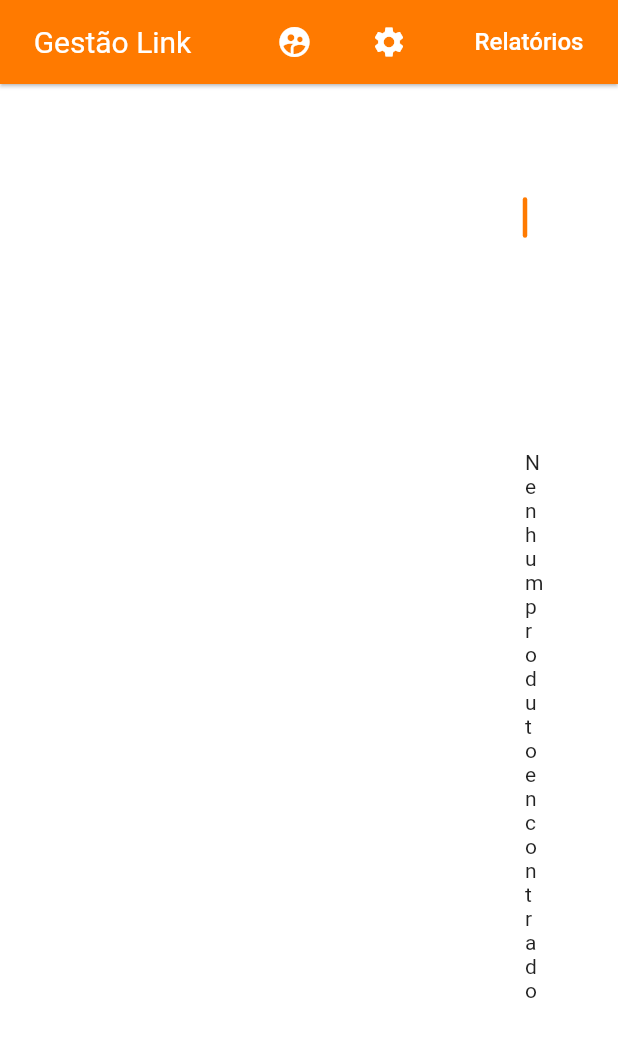
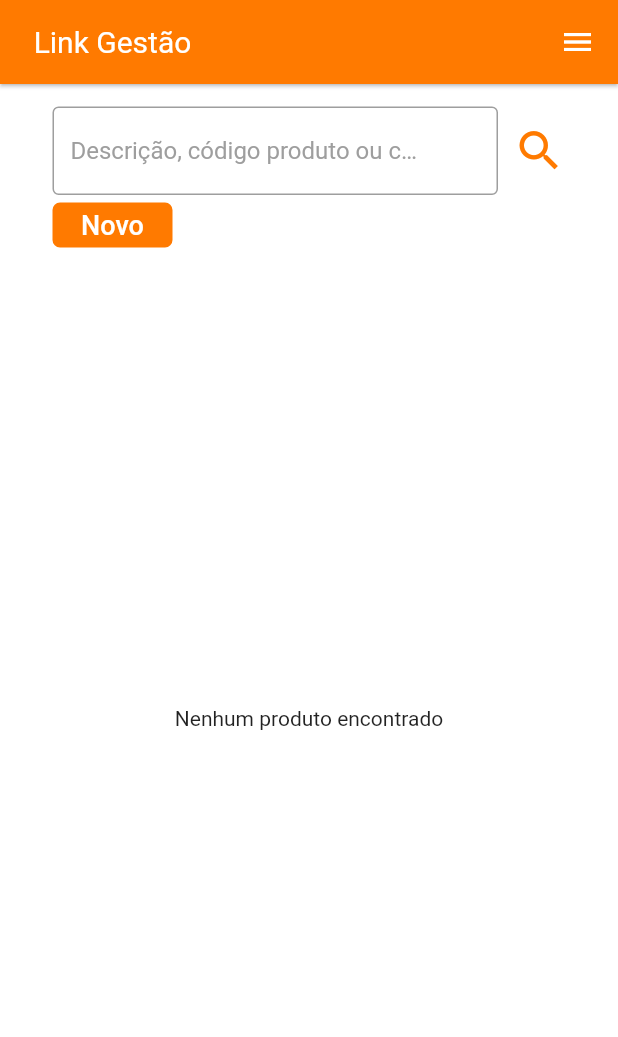
Before and after one commit to joaotux/link_app, a Flutter app: the ProductList screen opened by its route, on a phone screen of 412 x 824 dp. Shown: the top 1037 px of the screen. Run offline on Flutter 3.47's test engine with Material 2 defaults, Android fonts, the light colour scheme and no system bars; our stand-ins replace dio, flutter_masked_text, flutter_mobx, flutter_typeahead, get_it, mask_text_input_formatter and 4 more; accounts and stored records are empty; generated files the repository leaves out were written again; network calls fail.

Commit message:
criado recursos para responsividade no layout

```diff
--- a/lib/modules/product/product_list.dart
+++ b/lib/modules/product/product_list.dart
@@ -8,6 +8,7 @@ import 'package:link_app/utils/navigator_to.dart';
 import 'package:link_app/utils/widgets/app_bar_menu.dart';
 import 'package:link_app/utils/widgets/button01.dart';
 import 'package:link_app/utils/widgets/pageable_defaul.dart';
+import 'package:link_app/utils/widgets/responsive_layout.dart';
 import 'package:link_app/utils/widgets/textfiel01.dart';
 import 'package:tuple/tuple.dart';
 
@@ -23,25 +24,33 @@ class _ProductListState extends State<ProductList> {
   Widget build(BuildContext context) {
     return Scaffold(
       appBar: AppBarMenu(),
-      body: Container(
-        margin: EdgeInsets.only(top: 15, right: 350, left: 350),
+      body: Padding(
+        padding: EdgeInsets.only(
+            top: 15,
+            bottom: 15,
+            left: ResponsiveLayout.isSmallScreen(context)
+                ? 15
+                : MediaQuery.of(context).size.width * 20 / 100,
+            right: ResponsiveLayout.isSmallScreen(context)
+                ? 15
+                : MediaQuery.of(context).size.width * 20 / 100),
         child: Column(
           crossAxisAlignment: CrossAxisAlignment.start,
           children: [
-            Row(
-              mainAxisAlignment: MainAxisAlignment.center,
+            Container(
+              child: Padding(
+                padding: EdgeInsets.symmetric(horizontal: 20),
+                child: Row(
                   children: [
-                Container(
-                  width: 400,
+                    Expanded(
+                        flex: 12,
                         child: TextField01(
                           controller: _queryController,
-                    hintText: "Descrição, código produto ou código de barras",
-                  ),
-                ),
+                          hintText:
+                              "Descrição, código produto ou código de barras",
+                        )),
                     Padding(
-                  padding: EdgeInsets.only(left: 10),
-                  child: Container(
-                    alignment: Alignment.centerRight,
+                      padding: const EdgeInsets.only(left: 10),
                       child: GestureDetector(
                         child: Icon(
                           Icons.search,
@@ -53,17 +62,21 @@ class _ProductListState extends State<ProductList> {
                           setState(() {});
                         },
                       ),
-                  ),
                     )
                   ],
                 ),
-            Button01(
+              ),
+            ),
+            Padding(
+              padding: const EdgeInsets.only(left: 20, top: 5),
+              child: Button01(
                 width: 80,
                 height: 30,
                 function: () {
                   NavigatorTo.to(context, "/product/form");
                 },
                 title: "Novo",
+              ),
             ),
             Expanded(
                 child: Container(
--- a/lib/utils/widgets/app_bar_menu.dart
+++ b/lib/utils/widgets/app_bar_menu.dart
@@ -1,5 +1,6 @@
 import 'package:flutter/material.dart';
 import 'package:link_app/utils/navigator_to.dart';
+import 'package:link_app/utils/widgets/responsive_layout.dart';
 
 class AppBarMenu extends StatefulWidget with PreferredSizeWidget {
   AppBarMenu({Key key}) : super(key: key);
@@ -19,10 +20,44 @@ class _AppBarMenuState extends State<AppBarMenu> {
       elevation: 1,
       leadingWidth: 150,
       leading: Center(
-        child: Text("Gestão Link",
+        child: Text("Link Gestão",
             style: TextStyle(color: Colors.white, fontSize: 20)),
       ),
-      title: Row(
+      title: ResponsiveLayout.isLargeScreen(context)
+          ? menuRow(context)
+          : Container(),
+      actions: ResponsiveLayout.isLargeScreen(context)
+          ? actionsList()
+          : [
+              Padding(
+                padding: const EdgeInsets.only(right: 15),
+                child: Icon(Icons.menu),
+              )
+            ],
+    );
+  }
+
+  List<Widget> actionsList() {
+    return [
+      Container(
+          margin: EdgeInsets.only(right: 15),
+          child: IconButton(
+              icon: Icon(Icons.supervised_user_circle), onPressed: () {})),
+      Container(
+          margin: EdgeInsets.only(right: 15),
+          child: IconButton(icon: Icon(Icons.settings), onPressed: () {})),
+      Container(
+        margin: EdgeInsets.only(right: 15, left: 10),
+        child: TextButton(
+            onPressed: () {},
+            child: Text("Relatórios",
+                style: TextStyle(color: Colors.white, fontSize: 16))),
+      )
+    ];
+  }
+
+  Row menuRow(BuildContext context) {
+    return Row(
       mainAxisSize: MainAxisSize.min,
       children: [
         Container(
@@ -32,13 +67,6 @@ class _AppBarMenuState extends State<AppBarMenu> {
                 NavigatorTo.to(context, "/home");
               },
               child: Text("Visão Geral",
-                    style: TextStyle(color: Colors.white, fontSize: 16))),
-          ),
-          Container(
-            margin: EdgeInsets.only(right: 20),
-            child: TextButton(
-                onPressed: () {},
-                child: Text("Vendas",
                   style: TextStyle(color: Colors.white, fontSize: 16))),
         ),
         Container(
@@ -58,79 +86,15 @@ class _AppBarMenuState extends State<AppBarMenu> {
                       style: TextStyle(color: Colors.white, fontSize: 16)),
                   items: [
                     DropdownMenuItem(
-                        value: "Cadastros",
-                        child: Text(
-                          "Cadastros",
-                          style: TextStyle(color: Colors.white, fontSize: 16),
-                        ),
-                      ),
-                      DropdownMenuItem(
                       value: "/product",
                       child: Text("Produto",
-                            style:
-                                TextStyle(color: Colors.white, fontSize: 16)),
-                      ),
-                      DropdownMenuItem(
-                        value: "Cadastros",
-                        child: Text("Venda 2",
-                            style:
-                                TextStyle(color: Colors.white, fontSize: 16)),
-                        onTap: () {
-                          print("Venda 2");
-                        },
-                      ),
-                      DropdownMenuItem(
-                        value: "Cadastros",
-                        child: Text("Venda 3",
-                            style:
-                                TextStyle(color: Colors.white, fontSize: 16)),
-                        onTap: () {
-                          print("Venda 3");
-                        },
+                          style: TextStyle(color: Colors.white, fontSize: 16)),
                     ),
                   ],
                   onChanged: (value) {
                     NavigatorTo.to(context, value);
                   })),
         ),
-          Container(
-            margin: EdgeInsets.only(right: 20),
-            child: TextButton(
-                onPressed: () {},
-                child: Text("Financeiro",
-                    style: TextStyle(color: Colors.white, fontSize: 16))),
-          ),
-          Container(
-            margin: EdgeInsets.only(right: 20),
-            child: TextButton(
-                onPressed: () {},
-                child: Text("Cadastros",
-                    style: TextStyle(color: Colors.white, fontSize: 16))),
-          ),
-          Container(
-            margin: EdgeInsets.only(right: 20),
-            child: TextButton(
-                onPressed: () {},
-                child: Text("Ajuda",
-                    style: TextStyle(color: Colors.white, fontSize: 16))),
-          ),
-        ],
-      ),
-      actions: [
-        Container(
-            margin: EdgeInsets.only(right: 15),
-            child: IconButton(
-                icon: Icon(Icons.supervised_user_circle), onPressed: () {})),
-        Container(
-            margin: EdgeInsets.only(right: 15),
-            child: IconButton(icon: Icon(Icons.settings), onPressed: () {})),
-        Container(
-          margin: EdgeInsets.only(right: 15, left: 10),
-          child: TextButton(
-              onPressed: () {},
-              child: Text("Relatórios",
-                  style: TextStyle(color: Colors.white, fontSize: 16))),
-        )
       ],
     );
   }
--- a/lib/utils/widgets/field_form_with_description.dart
+++ b/lib/utils/widgets/field_form_with_description.dart
@@ -24,7 +24,10 @@ class FieldFormWithDescription extends StatelessWidget {
     return Column(
       crossAxisAlignment: CrossAxisAlignment.start,
       children: [
-        Text(description),
+        Text(
+          description,
+          overflow: TextOverflow.ellipsis,
+        ),
         Container(
             margin: margin,
             width: width,
--- a/pubspec.yaml
+++ b/pubspec.yaml
@@ -70,6 +70,7 @@ flutter:
     - assets/icon.png
     - assets/images/flag_br.png
     - assets/images/flag_us.png
+    - assets/images/image.jpg
 
   # To add assets to your application, add an assets section, like this:
   # assets:
```
Also changed, not shown: lib/modules/login/login_page.dart (+51 -33 lines), lib/modules/product/product_page.dart (+89 -47 lines), lib/utils/widgets/responsive_layout.dart (added, +42 -0 lines), assets/images/image.jpg (added). Lines whose indentation alone changed are shown as unchanged.
